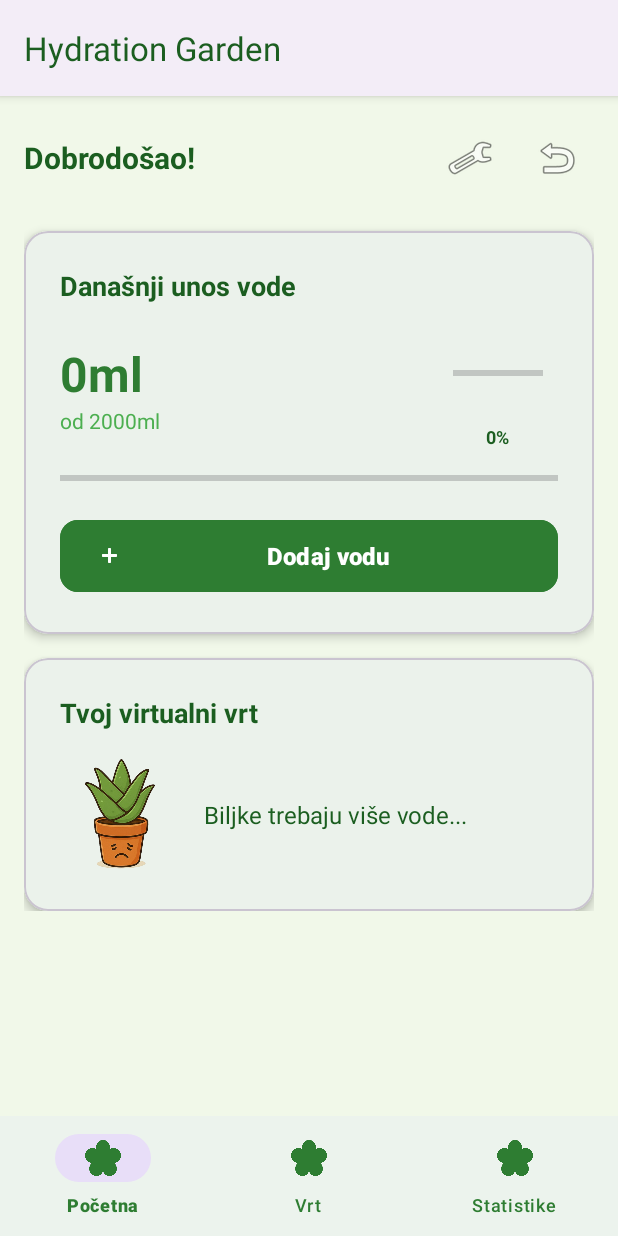
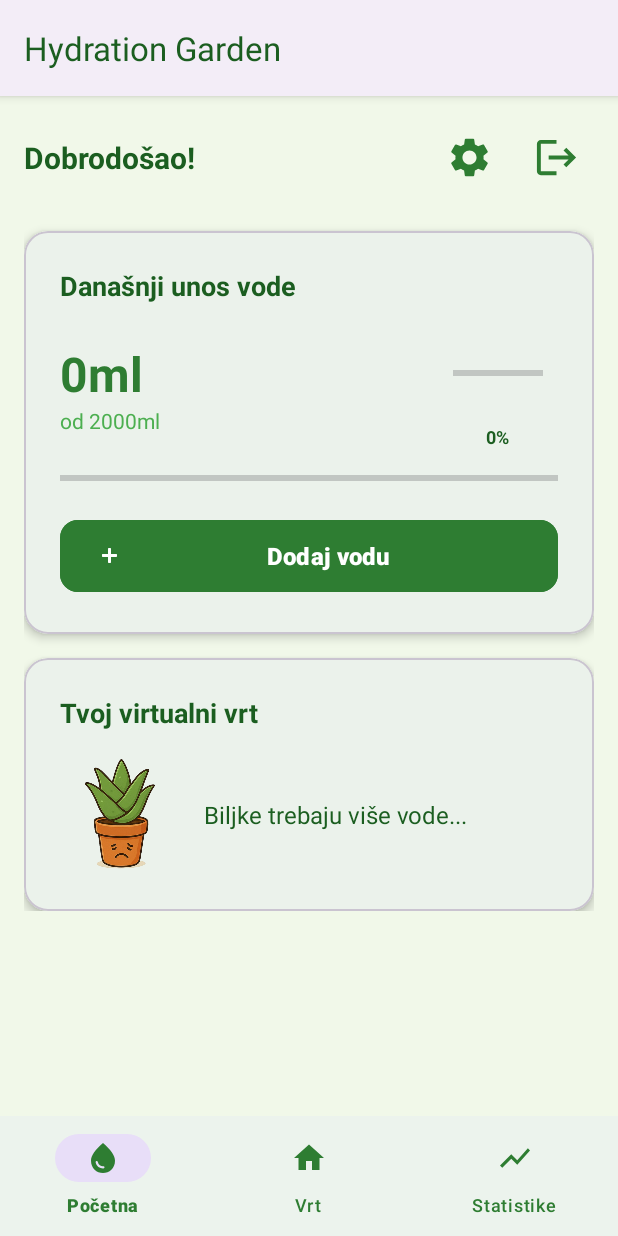
Before and after one commit to secretcherry/Hydration-Garden, an Android app built with Jetpack Compose: the screen it shows after launch once a user with an empty profile is signed in (DashboardActivity), on a phone screen of 412 x 824 dp. Run offline under Robolectric (Android 15) with nearby library versions, the phone set to English and light mode, and no system bars; our stand-ins replace Firebase (no records; nobody signed in at launch, a user with empty details on screens opened directly).

Commit message:
Postavke i ikone

```diff
--- /dev/null
+++ b/app/src/main/res/drawable/baseline_logout_24.xml
@@ -0,0 +1,5 @@
+<vector xmlns:android="http://schemas.android.com/apk/res/android" android:autoMirrored="true" android:height="24dp" android:tint="#000000" android:viewportHeight="24" android:viewportWidth="24" android:width="24dp">
+
+    <path android:fillColor="@android:color/white" android:pathData="M17,7l-1.41,1.41L18.17,11H8v2h10.17l-2.58,2.58L17,17l5,-5zM4,5h8V3H4c-1.1,0 -2,0.9 -2,2v14c0,1.1 0.9,2 2,2h8v-2H4V5z"/>
+
+</vector>
--- /dev/null
+++ b/app/src/main/res/drawable/ic_nav_chart.xml
@@ -0,0 +1,10 @@
+<vector xmlns:android="http://schemas.android.com/apk/res/android"
+    android:width="24dp"
+    android:height="24dp"
+    android:viewportWidth="24"
+    android:viewportHeight="24"
+    android:tint="?attr/colorOnSurface">
+    <path
+        android:fillColor="@android:color/white"
+        android:pathData="M3.5,18.49l6,-6.01 4,4L22,6.92l-1.41,-1.41 -7.09,7.97 -4,-4L2,16.99z"/>
+</vector>
--- /dev/null
+++ b/app/src/main/res/drawable/ic_nav_plant.xml
@@ -0,0 +1,10 @@
+<vector xmlns:android="http://schemas.android.com/apk/res/android"
+    android:width="24dp"
+    android:height="24dp"
+    android:viewportWidth="24"
+    android:viewportHeight="24"
+    android:tint="?attr/colorOnSurface">
+    <path
+        android:fillColor="@android:color/white"
+        android:pathData="M10,20v-6h4v6h5v-8h3L12,3 2,12h3v8z"/>
+</vector>
--- /dev/null
+++ b/app/src/main/res/drawable/ic_nav_water_drop.xml
@@ -0,0 +1,10 @@
+<vector xmlns:android="http://schemas.android.com/apk/res/android"
+    android:width="24dp"
+    android:height="24dp"
+    android:viewportWidth="24"
+    android:viewportHeight="24"
+    android:tint="?attr/colorOnSurface">
+    <path
+        android:fillColor="@android:color/white"
+        android:pathData="M12,2c-5.33,4.55 -8,8.48 -8,11.8c0,4.98 3.8,8.2 8,8.2s8,-3.22 8,-8.2C20,10.48 17.33,6.55 12,2zM7.83,14c0.37,0 0.67,0.26 0.74,0.62c0.41,2.22 2.28,2.98 3.64,2.87c0.43,-0.02 0.79,0.32 0.79,0.75c0,0.4 -0.32,0.73 -0.72,0.75c-2.13,0.13 -4.62,-1.09 -5.19,-4.12C7.01,14.42 7.37,14 7.83,14z"/>
+</vector>
--- /dev/null
+++ b/app/src/main/res/drawable/settings.xml
@@ -0,0 +1,5 @@
+<vector xmlns:android="http://schemas.android.com/apk/res/android" android:height="34dp" android:tint="#000000" android:viewportHeight="24" android:viewportWidth="24" android:width="34dp">
+
+    <path android:fillColor="@android:color/white" android:pathData="M19.14,12.94c0.04,-0.3 0.06,-0.61 0.06,-0.94c0,-0.32 -0.02,-0.64 -0.07,-0.94l2.03,-1.58c0.18,-0.14 0.23,-0.41 0.12,-0.61l-1.92,-3.32c-0.12,-0.22 -0.37,-0.29 -0.59,-0.22l-2.39,0.96c-0.5,-0.38 -1.03,-0.7 -1.62,-0.94L14.4,2.81c-0.04,-0.24 -0.24,-0.41 -0.48,-0.41h-3.84c-0.24,0 -0.43,0.17 -0.47,0.41L9.25,5.35C8.66,5.59 8.12,5.92 7.63,6.29L5.24,5.33c-0.22,-0.08 -0.47,0 -0.59,0.22L2.74,8.87C2.62,9.08 2.66,9.34 2.86,9.48l2.03,1.58C4.84,11.36 4.8,11.69 4.8,12s0.02,0.64 0.07,0.94l-2.03,1.58c-0.18,0.14 -0.23,0.41 -0.12,0.61l1.92,3.32c0.12,0.22 0.37,0.29 0.59,0.22l2.39,-0.96c0.5,0.38 1.03,0.7 1.62,0.94l0.36,2.54c0.05,0.24 0.24,0.41 0.48,0.41h3.84c0.24,0 0.44,-0.17 0.47,-0.41l0.36,-2.54c0.59,-0.24 1.13,-0.56 1.62,-0.94l2.39,0.96c0.22,0.08 0.47,0 0.59,-0.22l1.92,-3.32c0.12,-0.22 0.07,-0.47 -0.12,-0.61L19.14,12.94zM12,15.6c-1.98,0 -3.6,-1.62 -3.6,-3.6s1.62,-3.6 3.6,-3.6s3.6,1.62 3.6,3.6S13.98,15.6 12,15.6z"/>
+
+</vector>
--- a/app/src/main/res/layout/activity_dashboard.xml
+++ b/app/src/main/res/layout/activity_dashboard.xml
@@ -40,15 +40,21 @@
                     android:layout_height="50dp"
                     android:layout_marginEnd="8dp"
                     android:background="?attr/selectableItemBackgroundBorderless"
-                    android:src="@android:drawable/ic_menu_preferences"
+                    android:src="@drawable/settings"
+                    app:tint="@color/primary"
+                    android:padding="9dp"
+                    android:scaleType="fitCenter"
                     android:contentDescription="Postavke" />
                 <ImageButton
                     android:id="@+id/btnSignOut"
                     android:layout_width="50dp"
                     android:layout_height="50dp"
                     android:background="?attr/selectableItemBackgroundBorderless"
-                    android:src="@android:drawable/ic_menu_revert"
-                    android:contentDescription="@string/sign_out" />
+                    android:src="@drawable/baseline_logout_24"
+                    app:tint="@color/primary"
+                    android:padding="9dp"
+                    android:scaleType="fitCenter"
+                    android:contentDescription="Odjava" />
 
             </LinearLayout>
 
--- a/app/src/main/res/menu/bottom_navigation.xml
+++ b/app/src/main/res/menu/bottom_navigation.xml
@@ -3,17 +3,17 @@
 
     <item
         android:id="@+id/nav_home"
-        android:title="@string/home"
-        android:icon="@drawable/flower" />
+        android:title="Početna"
+        android:icon="@drawable/ic_nav_water_drop" />
 
     <item
         android:id="@+id/nav_garden"
-        android:title="@string/garden"
-        android:icon="@drawable/flower" />
+        android:title="Vrt"
+        android:icon="@drawable/ic_nav_plant" />
 
     <item
         android:id="@+id/nav_stats"
-        android:title="@string/statistics"
-        android:icon="@drawable/flower" />
+        android:title="Statistike"
+        android:icon="@drawable/ic_nav_chart" />
 
 </menu>
```
Also changed, not shown: app/src/main/java/com/example/hydrationgarden/GardenActivity.java (+3 -4 lines), app/src/main/res/layout/activity_settings.xml (+19 -4 lines).
